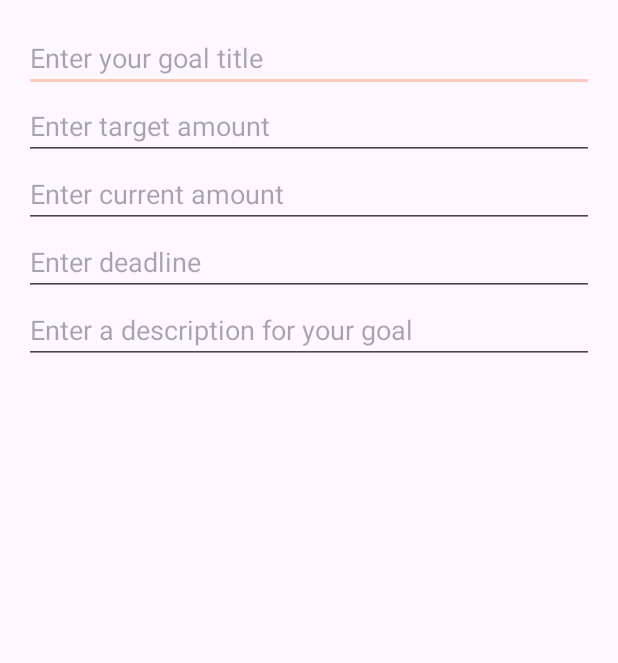
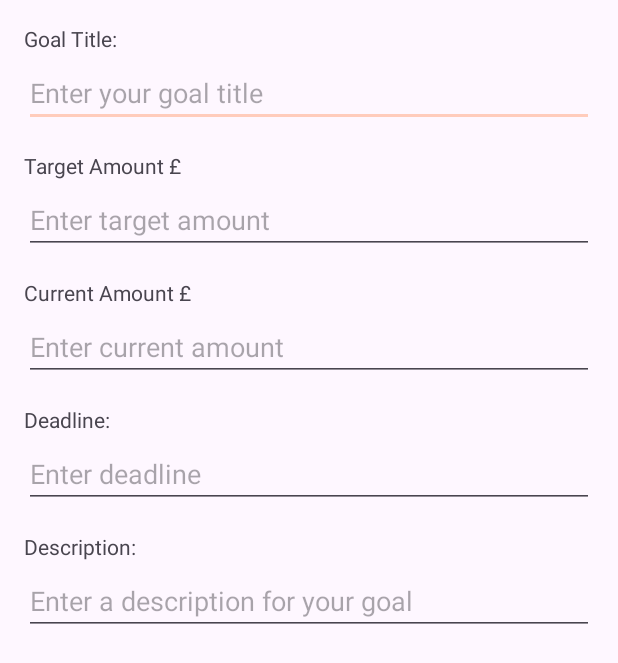
Before and after one commit to supertclank/PersonalFinanceApp, an Android app built with Jetpack Compose: the layout dialog_add_goal.xml on its own in the app's theme, with its tools: preview values and no code run, on a phone screen of 412 x 824 dp. Shown: the top 663 px of the screen. Run offline under Robolectric (Android 15) with nearby library versions, the light colour scheme and no system bars.

Commit message:
Goals are now displaying

```diff
--- a/app/build.gradle.kts
+++ b/app/build.gradle.kts
@@ -81,7 +81,8 @@ dependencies {
     // Add Auth0 Android SDK for JWT and authentication
     implementation("com.auth0.android:jwtdecode:2.0.1")
     implementation ("com.auth0:java-jwt:4.0.0")
-    implementation ("com.auth0:java-jwt:4.2.1") // or the latest version
+    implementation ("com.auth0:java-jwt:4.2.1")
+    implementation(libs.androidx.swiperefreshlayout) // or the latest version
 
 
 
--- a/app/src/main/res/layout/dialog_add_goal.xml
+++ b/app/src/main/res/layout/dialog_add_goal.xml
@@ -4,33 +4,73 @@
     android:orientation="vertical"
     android:padding="16dp">
 
+    <TextView
+        android:layout_width="match_parent"
+        android:layout_height="wrap_content"
+        android:layout_marginBottom="4dp"
+        android:text="@string/goal_title" />
+
     <EditText
         android:id="@+id/add_goal_name"
         android:layout_width="match_parent"
         android:layout_height="wrap_content"
+        android:layout_marginBottom="16dp"
         android:hint="@string/enter_your_goal_title" />
+
+    <TextView
+        android:layout_width="match_parent"
+        android:layout_height="wrap_content"
+        android:layout_marginBottom="4dp"
+        android:text="@string/target_amount" />
 
     <EditText
         android:id="@+id/add_goal_target_amount"
         android:layout_width="match_parent"
         android:layout_height="wrap_content"
-        android:hint="@string/enter_target_amount" />
+        android:layout_marginBottom="16dp"
+        android:hint="@string/enter_target_amount"
+        android:inputType="numberDecimal" />
+
+    <TextView
+        android:layout_width="match_parent"
+        android:layout_height="wrap_content"
+        android:layout_marginBottom="4dp"
+        android:text="@string/current_amount" />
 
     <EditText
         android:id="@+id/add_goal_current_amount"
         android:layout_width="match_parent"
         android:layout_height="wrap_content"
-        android:hint="@string/enter_current_amount" />
+        android:layout_marginBottom="16dp"
+        android:hint="@string/enter_current_amount"
+        android:inputType="numberDecimal" />
+
+    <TextView
+        android:layout_width="match_parent"
+        android:layout_height="wrap_content"
+        android:layout_marginBottom="4dp"
+        android:text="@string/deadline" />
 
     <EditText
         android:id="@+id/add_goal_deadline"
         android:layout_width="match_parent"
         android:layout_height="wrap_content"
-        android:hint="@string/enter_deadline" />
+        android:layout_marginBottom="16dp"
+        android:focusable="false"
+        android:hint="@string/enter_deadline"
+        android:inputType="date" />
+
+    <TextView
+        android:layout_width="match_parent"
+        android:layout_height="wrap_content"
+        android:layout_marginBottom="4dp"
+        android:text="@string/description" />
 
     <EditText
         android:id="@+id/add_goal_description"
         android:layout_width="match_parent"
         android:layout_height="wrap_content"
+        android:layout_marginBottom="16dp"
         android:hint="@string/enter_a_description_for_your_goal" />
+
 </LinearLayout>
--- a/app/src/main/res/layout/goal_item.xml
+++ b/app/src/main/res/layout/goal_item.xml
@@ -34,8 +34,8 @@
         android:layout_width="match_parent"
         android:layout_height="wrap_content"
         android:orientation="vertical"
-        android:visibility="gone"
-        android:paddingTop="10dp">
+        android:paddingTop="10dp"
+        android:visibility="gone">
 
         <!-- Description Label -->
         <TextView
--- a/gradle/libs.versions.toml
+++ b/gradle/libs.versions.toml
@@ -22,6 +22,7 @@ retrofit = "2.11.0"
 converterGson = "2.11.0"
 coreI18n = "1.0.0-alpha01"
 places = "4.0.0"
+swiperefreshlayout = "1.1.0"
 
 [libraries]
 androidx-core-ktx = { group = "androidx.core", name = "core-ktx", version.ref = "coreKtx" }
@@ -52,6 +53,7 @@ retrofit = { group = "com.squareup.retrofit2", name = "retrofit", version.ref =
 converter-gson = { group = "com.squareup.retrofit2", name = "converter-gson", version.ref = "converterGson" }
 androidx-core-i18n = { group = "androidx.core", name = "core-i18n", version.ref = "coreI18n" }
 places = { group = "com.google.android.libraries.places", name = "places", version.ref = "places" }
+androidx-swiperefreshlayout = { group = "androidx.swiperefreshlayout", name = "swiperefreshlayout", version.ref = "swiperefreshlayout" }
 
 [plugins]
 android-application = { id = "com.android.application", version.ref = "agp" }
```
Also changed, not shown: app/src/main/java/com/example/personfinanceapp/activity/GoalsActivity.kt (+129 -27 lines), app/src/main/res/layout/goals.xml (+18 -8 lines).
